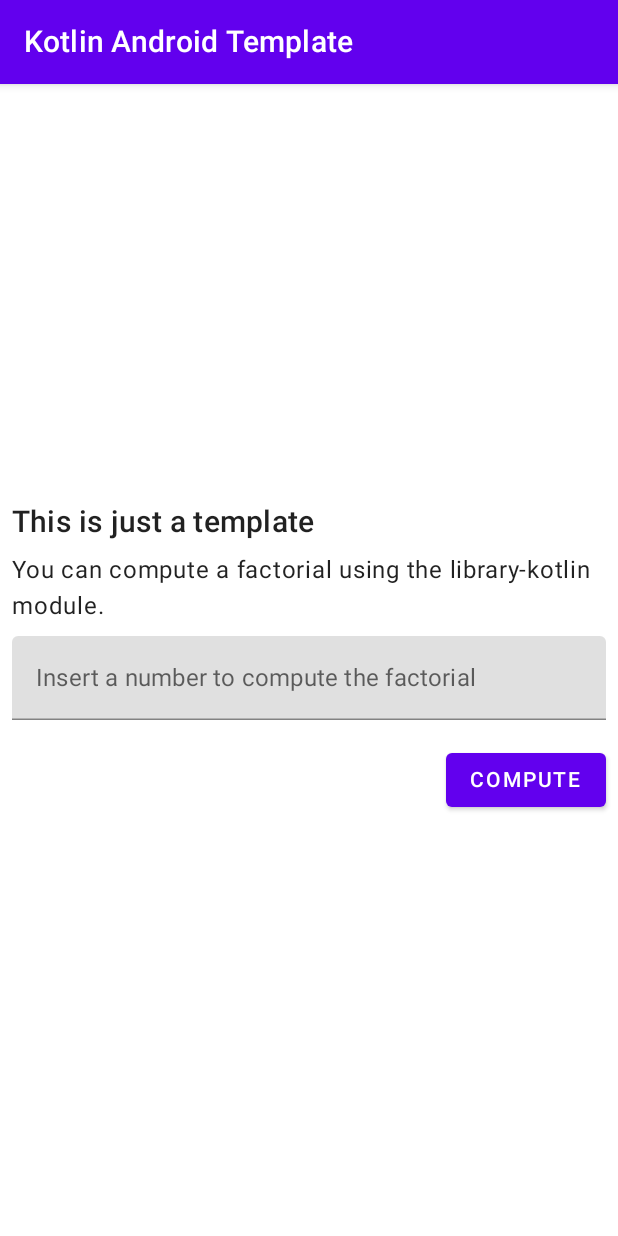
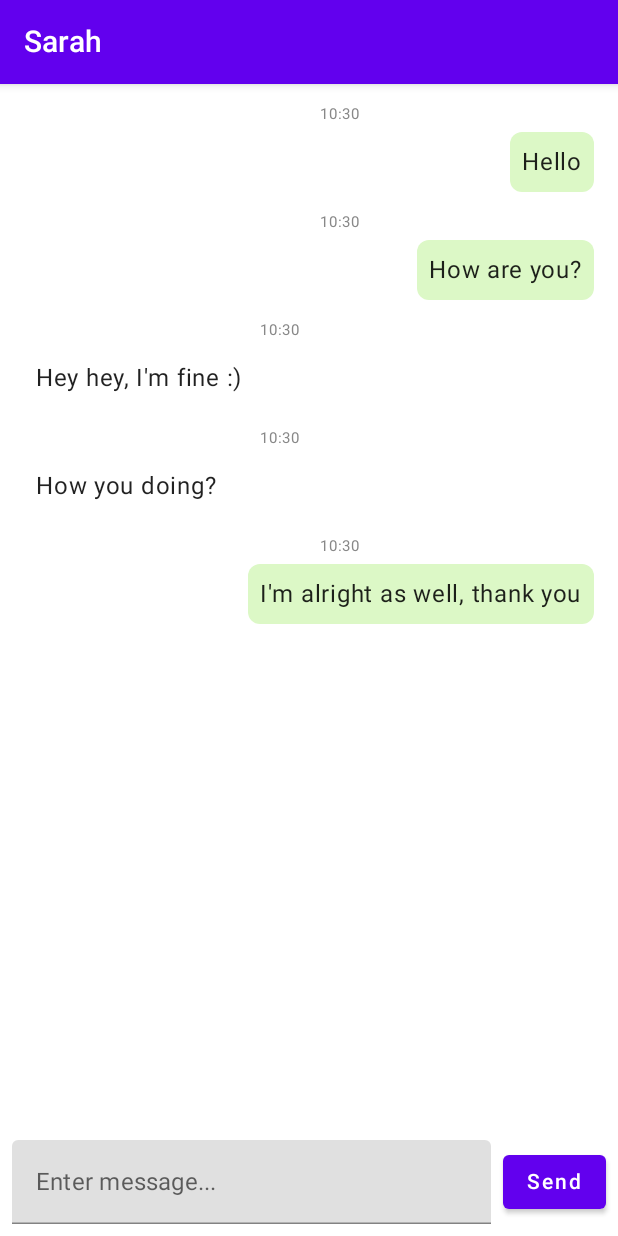
Before and after one commit to LexLeontiev/chat-example, an Android app built with Jetpack Compose: the @Preview function AppMain, on a phone screen of 412 x 824 dp. Run offline under Robolectric (Android 15) with nearby library versions, the phone set to English and light mode, and no system bars.

Commit message:
add simple message screen

```diff
--- a/app/src/main/AndroidManifest.xml
+++ b/app/src/main/AndroidManifest.xml
@@ -10,7 +10,7 @@
         android:supportsRtl="true"
         android:theme="@style/AppTheme"
         tools:ignore="AllowBackup">
-        <activity android:name=".MainActivity"
+        <activity android:name=".ComposeActivity"
             android:exported="true">
             <intent-filter>
                 <action android:name="android.intent.action.MAIN" />
--- a/library-compose/src/main/AndroidManifest.xml
+++ b/library-compose/src/main/AndroidManifest.xml
@@ -4,7 +4,7 @@
     <application>
         <activity
             android:name="com.github.lexleontiev.chatexample.app.ComposeActivity"
-            android:exported="false" />
+            android:exported="true" />
     </application>
 
 </manifest>
--- a/library-compose/src/main/java/com/github/lexleontiev/chatexample/app/ComposeActivity.kt
+++ b/library-compose/src/main/java/com/github/lexleontiev/chatexample/app/ComposeActivity.kt
@@ -13,14 +13,14 @@ import androidx.compose.material.Scaffold
 import androidx.compose.material.Text
 import androidx.compose.material.TopAppBar
 import androidx.compose.runtime.Composable
-import androidx.compose.ui.Alignment
-import androidx.compose.ui.Modifier
+import androidx.compose.runtime.mutableStateOf
+import androidx.compose.runtime.remember
 import androidx.compose.ui.tooling.preview.Preview
-import androidx.compose.ui.unit.dp
-import com.github.lexleontiev.chatexample.app.ui.components.Factorial
+import com.github.lexleontiev.chatexample.app.ui.components.ChatScreen
+import com.github.lexleontiev.chatexample.app.ui.components.Message
+import com.github.lexleontiev.chatexample.app.ui.components.Message.Companion.mockList
 
 class ComposeActivity : ComponentActivity() {
-    @ExperimentalAnimationApi
     override fun onCreate(savedInstanceState: Bundle?) {
         super.onCreate(savedInstanceState)
         setContent {
@@ -29,7 +29,6 @@ class ComposeActivity : ComponentActivity() {
     }
 }
 
-@ExperimentalAnimationApi
 @Preview
 @Composable
 fun AppMain() {
@@ -37,21 +36,26 @@ fun AppMain() {
         Scaffold(
             topBar = {
                 TopAppBar(
-                    title = { Text(text = "Kotlin Android Template") },
+                    title = { Text(text = "Sarah") },
                     backgroundColor = MaterialTheme.colors.primary
                 )
             },
             backgroundColor = MaterialTheme.colors.background
         ) {
-            Box(
-                modifier = Modifier
-                    .padding(it)
-                    .fillMaxSize()
-                    .wrapContentSize(align = Alignment.Center)
-                    .padding(horizontal = 8.dp)
-            ) {
-                Factorial()
-            }
+            val messages = remember { mutableStateOf(mutableListOf<Message>().apply {
+                addAll(mockList())
+            }) }
+            ChatScreen(
+                messages = messages,
+                onMessageSend = {
+                    val newMessage = Message(
+                        content = it,
+                        timestamp = System.currentTimeMillis(),
+                        isSentByUser = true
+                    )
+                    messages.value.add(newMessage)
+                }
+            )
         }
     }
 }
--- /dev/null
+++ b/library-compose/src/main/java/com/github/lexleontiev/chatexample/app/ui/components/ChatScreen.kt
@@ -0,0 +1,55 @@
+package com.github.lexleontiev.chatexample.app.ui.components
+
+import androidx.compose.foundation.layout.Column
+import androidx.compose.foundation.layout.fillMaxSize
+import androidx.compose.material.MaterialTheme
+import androidx.compose.runtime.Composable
+import androidx.compose.runtime.State
+import androidx.compose.runtime.getValue
+import androidx.compose.runtime.mutableStateOf
+import androidx.compose.runtime.remember
+import androidx.compose.runtime.setValue
+import androidx.compose.ui.Modifier
+import androidx.compose.ui.text.input.TextFieldValue
+import com.github.lexleontiev.chatexample.app.ui.ThemePreviews
+import com.github.lexleontiev.chatexample.app.ui.components.Message.Companion.mockList
+
+
+@Composable
+internal fun ChatScreen(
+    messages: State<List<Message>>,
+    onMessageSend: (String) -> Unit
+) {
+    var input by remember { mutableStateOf(TextFieldValue("")) }
+
+    Column(modifier = Modifier.fillMaxSize()) {
+        MessageList(messages = messages.value, modifier = Modifier.weight(1f))
+
+        MessageInput(
+            input = input,
+            onInputChange = { input = it },
+            onSendClick = {
+                onMessageSend(input.text)
+                input = TextFieldValue("")
+            }
+        )
+    }
+}
+
+@ThemePreviews
+@Composable
+private fun ChatScreenPreview() = MaterialTheme {
+    val messages = remember { mutableStateOf(mutableListOf<Message>().apply {
+        addAll(mockList())
+    }) }
+    ChatScreen(
+        messages = messages,
+        onMessageSend = {
+            val newMessage = Message.new(
+                text = it,
+                isSentByUser = true
+            )
+            messages.value.add(newMessage)
+        }
+    )
+}
--- /dev/null
+++ b/library-compose/src/main/java/com/github/lexleontiev/chatexample/app/ui/components/Message.kt
@@ -0,0 +1,41 @@
+package com.github.lexleontiev.chatexample.app.ui.components
+
+import java.text.SimpleDateFormat
+import java.util.Date
+import java.util.Locale
+
+
+data class Message(
+    val content: String,
+    val timestamp: Long,
+    val isSentByUser: Boolean
+) {
+
+    companion object {
+
+        fun new(isSentByUser: Boolean, text: String): Message = Message(
+            content = text,
+            timestamp = System.currentTimeMillis(),
+            isSentByUser = isSentByUser
+        )
+
+        fun mock(isSentByUser: Boolean, text: String? = null): Message = Message(
+            content = text ?: "Test message",
+            timestamp = System.currentTimeMillis(),
+            isSentByUser = isSentByUser
+        )
+
+        fun mockList(): List<Message> = listOf(
+            mock(true, "Hello"),
+            mock(true, "How are you?"),
+            mock(false, "Hey hey, I'm fine :)"),
+            mock(false, "How you doing?"),
+            mock(true, "I'm alright as well, thank you")
+        )
+
+        fun formatDate(timestamp: Long): String {
+            val sdf = SimpleDateFormat("HH:mm", Locale.getDefault())
+            return sdf.format(Date(timestamp))
+        }
+    }
+}
--- /dev/null
+++ b/library-compose/src/main/java/com/github/lexleontiev/chatexample/app/ui/components/MessageInput.kt
@@ -0,0 +1,53 @@
+package com.github.lexleontiev.chatexample.app.ui.components
+
+import androidx.compose.foundation.layout.Row
+import androidx.compose.foundation.layout.Spacer
+import androidx.compose.foundation.layout.fillMaxWidth
+import androidx.compose.foundation.layout.padding
+import androidx.compose.foundation.layout.width
+import androidx.compose.material.Button
+import androidx.compose.material.MaterialTheme
+import androidx.compose.material.Text
+import androidx.compose.material.TextField
+import androidx.compose.runtime.Composable
+import androidx.compose.ui.Alignment
+import androidx.compose.ui.Modifier
+import androidx.compose.ui.text.input.TextFieldValue
+import androidx.compose.ui.unit.dp
+import com.github.lexleontiev.chatexample.app.ui.ThemePreviews
+
+
+@Composable
+internal fun MessageInput(
+    input: TextFieldValue,
+    onInputChange: (TextFieldValue) -> Unit,
+    onSendClick: () -> Unit
+) {
+    Row(
+        modifier = Modifier
+            .fillMaxWidth()
+            .padding(8.dp),
+        verticalAlignment = Alignment.CenterVertically
+    ) {
+        TextField(
+            value = input,
+            onValueChange = onInputChange,
+            modifier = Modifier.weight(1f),
+            placeholder = { Text(text = "Enter message...") }
+        )
+        Spacer(modifier = Modifier.width(8.dp))
+        Button(onClick = onSendClick) {
+            Text(text = "Send")
+        }
+    }
+}
+
+@ThemePreviews
+@Composable
+private fun MessageInputPreview() = MaterialTheme {
+    MessageInput(
+        input = TextFieldValue("test"),
+        onInputChange = {},
+        onSendClick = {}
+    )
+}
--- /dev/null
+++ b/library-compose/src/main/java/com/github/lexleontiev/chatexample/app/ui/components/MessageItem.kt
@@ -0,0 +1,64 @@
+package com.github.lexleontiev.chatexample.app.ui.components
+
+import androidx.compose.foundation.background
+import androidx.compose.foundation.layout.Box
+import androidx.compose.foundation.layout.Column
+import androidx.compose.foundation.layout.Spacer
+import androidx.compose.foundation.layout.fillMaxWidth
+import androidx.compose.foundation.layout.height
+import androidx.compose.foundation.layout.padding
+import androidx.compose.foundation.shape.RoundedCornerShape
+import androidx.compose.material.MaterialTheme
+import androidx.compose.material.Text
+import androidx.compose.runtime.Composable
+import androidx.compose.ui.Alignment
+import androidx.compose.ui.Modifier
+import androidx.compose.ui.graphics.Color
+import androidx.compose.ui.text.style.TextAlign
+import androidx.compose.ui.unit.dp
+import androidx.compose.ui.unit.sp
+import com.github.lexleontiev.chatexample.app.ui.ThemePreviews
+import com.github.lexleontiev.chatexample.app.ui.components.Message.Companion.formatDate
+
+
+@Composable
+internal fun MessageItem(message: Message) {
+    val backgroundColor = if (message.isSentByUser) Color(0xFFDCF8C6) else Color.White
+    val alignment = if (message.isSentByUser) Alignment.End else Alignment.Start
+    val paddingStart = if (message.isSentByUser) 48.dp else 8.dp
+    val paddingEnd = if (message.isSentByUser) 8.dp else 48.dp
+
+    Box(
+        modifier = Modifier
+            .fillMaxWidth()
+            .padding(start = paddingStart, end = paddingEnd),
+        contentAlignment = Alignment.TopStart
+    ) {
+        Column(horizontalAlignment = alignment) {
+            Text(
+                text = formatDate(message.timestamp),
+                fontSize = 10.sp,
+                color = Color.Gray,
+                textAlign = TextAlign.Center,
+                modifier = Modifier.fillMaxWidth()
+            )
+            Text(
+                text = message.content,
+                modifier = Modifier
+                    .background(backgroundColor, shape = RoundedCornerShape(8.dp))
+                    .padding(8.dp)
+            )
+        }
+    }
+}
+
+
+@ThemePreviews
+@Composable
+private fun MessageItemPreview() = MaterialTheme {
+    Column {
+        MessageItem(message = Message.mock(true))
+        Spacer(modifier = Modifier.height(16.dp))
+        MessageItem(message = Message.mock(false))
+    }
+}
--- /dev/null
+++ b/library-compose/src/main/java/com/github/lexleontiev/chatexample/app/ui/components/MessageList.kt
@@ -0,0 +1,34 @@
+package com.github.lexleontiev.chatexample.app.ui.components
+
+import androidx.compose.foundation.layout.Arrangement
+import androidx.compose.foundation.layout.PaddingValues
+import androidx.compose.foundation.layout.fillMaxWidth
+import androidx.compose.foundation.lazy.LazyColumn
+import androidx.compose.material.MaterialTheme
+import androidx.compose.runtime.Composable
+import androidx.compose.ui.Modifier
+import androidx.compose.ui.unit.dp
+import com.github.lexleontiev.chatexample.app.ui.ThemePreviews
+import com.github.lexleontiev.chatexample.app.ui.components.Message.Companion.mockList
+
+
+@Composable
+internal fun MessageList(messages: List<Message>, modifier: Modifier = Modifier) {
+    LazyColumn(
+        modifier = modifier.fillMaxWidth(),
+        contentPadding = PaddingValues(8.dp),
+        verticalArrangement = Arrangement.spacedBy(8.dp)
+    ) {
+        items(messages.size) { index ->
+            MessageItem(message = messages[index])
+        }
+    }
+}
+
+@ThemePreviews
+@Composable
+private fun MessageListPreview() = MaterialTheme {
+    MessageList(
+        messages = mockList()
+    )
+}
```
Also changed, not shown: library-compose/src/main/java/com/github/lexleontiev/chatexample/app/ui/ThemePreviews.kt (added, +9 -0 lines).
